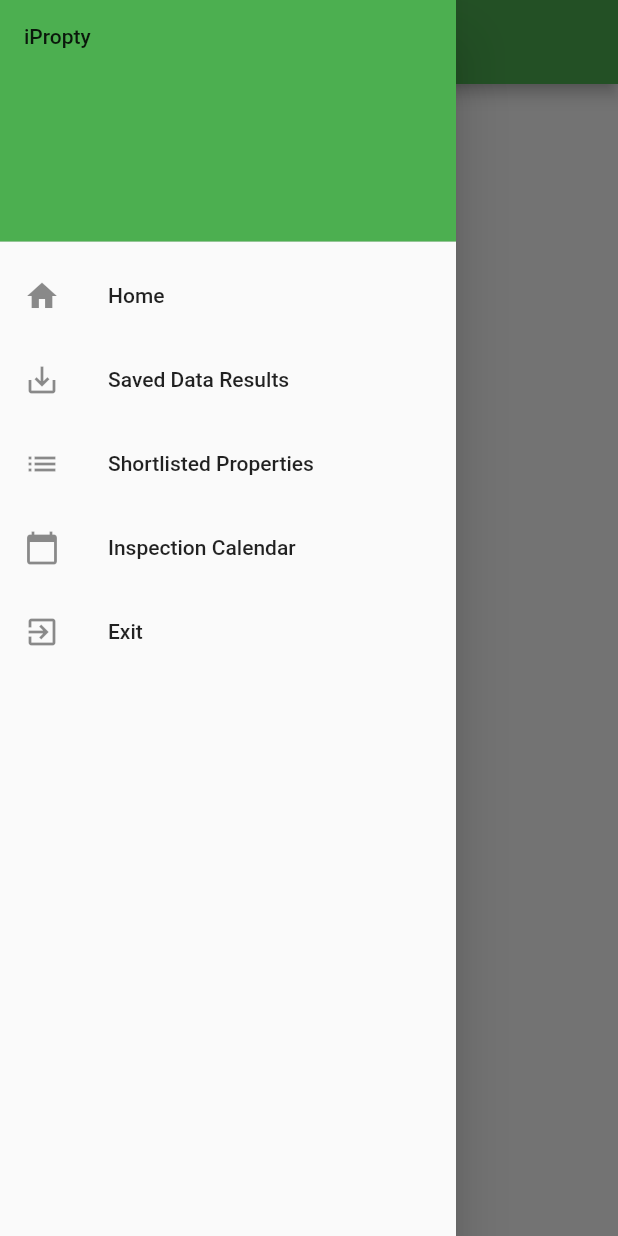
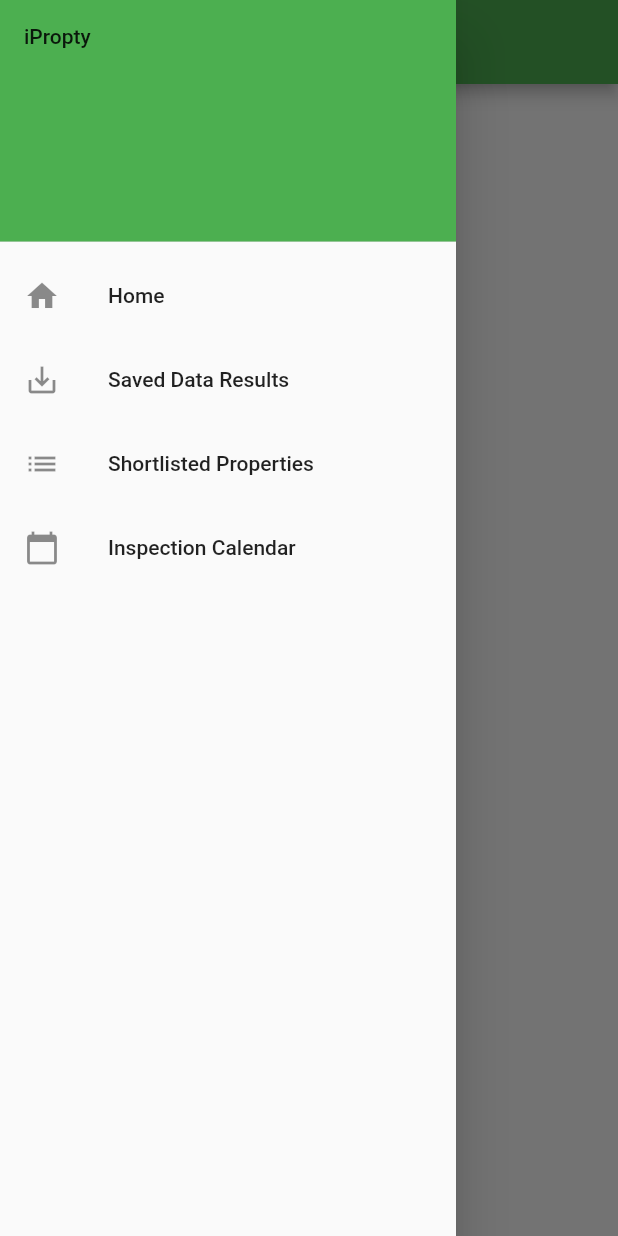
Before and after one commit to blakeroles/domain-insights-application, a Flutter app: the screen it shows after launch, with the side drawer open, on a phone screen of 412 x 824 dp. Run offline on Flutter 3.47's test engine with Material 2 defaults, Android fonts, the phone set to English and light mode, and no system bars; drawn by our look-alikes of loading_overlay.

Commit message:
Remove exit button from drawer

```diff
--- a/domain_insights_application/lib/NavigationDrawer.dart
+++ b/domain_insights_application/lib/NavigationDrawer.dart
@@ -44,13 +44,6 @@ class NavigationDrawer extends StatelessWidget {
               // Update the state of the app
             },
           ),
-          ListTile(
-            leading: Icon(Icons.exit_to_app),
-            title: Text('Exit'),
-            onTap: () {
-              // Update the state of the app
-            },
-          ),
         ],
       ),
     );
```
